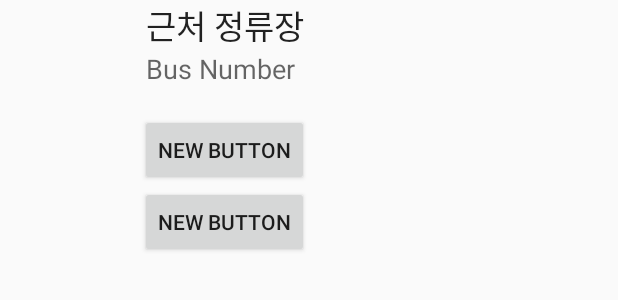
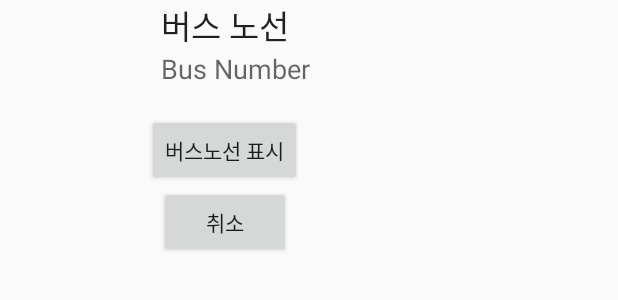
Before and after one commit to yeansang/seoulBusApp, an Android app: the layout activity_bus_line_pop.xml on its own in the app's theme, with its tools: preview values and no code run, on a phone screen of 412 x 824 dp. Shown: the top 300 px of the screen. Run offline under Robolectric (Android 15) with nearby library versions, the phone set to English and light mode, and no system bars.

Commit message:
TGIF! commit!

```diff
--- a/app/src/main/java/com/example/nemus/seoulbusapp/BusLinePop.java
+++ b/app/src/main/java/com/example/nemus/seoulbusapp/BusLinePop.java
@@ -4,6 +4,7 @@ import android.app.Activity;
 import android.content.Intent;
 import android.support.v7.app.AppCompatActivity;
 import android.os.Bundle;
+import android.util.Log;
 import android.view.View;
 import android.widget.Button;
 import android.widget.TextView;
@@ -45,6 +46,7 @@ public class BusLinePop extends Activity {
                 } catch (ExecutionException e) {
                     e.printStackTrace();
                 }
+                setResult(RESULT_OK,recived);
                 main.finish();
             }
         });
--- a/app/src/main/java/com/example/nemus/seoulbusapp/BusStopInfo.java
+++ b/app/src/main/java/com/example/nemus/seoulbusapp/BusStopInfo.java
@@ -84,11 +84,15 @@ public class BusStopInfo extends AppCompatActivity {
     @Override
     protected void onActivityResult(int requestCode, int resultCode, Intent data){
         super.onActivityResult(requestCode, resultCode, data);
+        Log.d("data","catch");
+        //Log.d("data",data.getStringExtra("lineData"));
+        Log.d("code",resultCode+"");
         if(resultCode == RESULT_OK){
             switch (requestCode){
                 case mainActivity.BUSLINEPOP:
                     Log.d("data",data.getStringExtra("lineData"));
                     firstInfo.putExtras(data);
+                    setResult(RESULT_OK,firstInfo);
                     this.finish();
             }
         }
--- a/app/src/main/res/layout/activity_bus_line_pop.xml
+++ b/app/src/main/res/layout/activity_bus_line_pop.xml
@@ -16,7 +16,7 @@
     <Button
         android:layout_width="wrap_content"
         android:layout_height="wrap_content"
-        android:text="New Button"
+        android:text="@string/buslineonmap"
         android:id="@+id/onmap"
         android:layout_centerVertical="true"
         android:layout_centerHorizontal="true" />
@@ -24,7 +24,7 @@
     <Button
         android:layout_width="wrap_content"
         android:layout_height="wrap_content"
-        android:text="New Button"
+        android:text="@string/cancel"
         android:id="@+id/cancel"
         android:layout_below="@+id/onmap"
         android:layout_centerHorizontal="true" />
--- a/app/src/main/res/values/strings.xml
+++ b/app/src/main/res/values/strings.xml
@@ -4,5 +4,7 @@
     <string name="start_point">출발지로 지정</string>
     <string name="end_point">도착지로 지정</string>
     <string name="near_busstop">근처 정류장</string>
-    <string name="buslinepopup">근처 정류장</string>
+    <string name="buslinepopup">버스 노선</string>
+    <string name="buslineonmap">버스노선 표시</string>
+    <string name="cancel">취소</string>
 </resources>
```
Also changed, not shown: app/src/main/java/com/example/nemus/seoulbusapp/mainActivity.java (+10 -4 lines).
